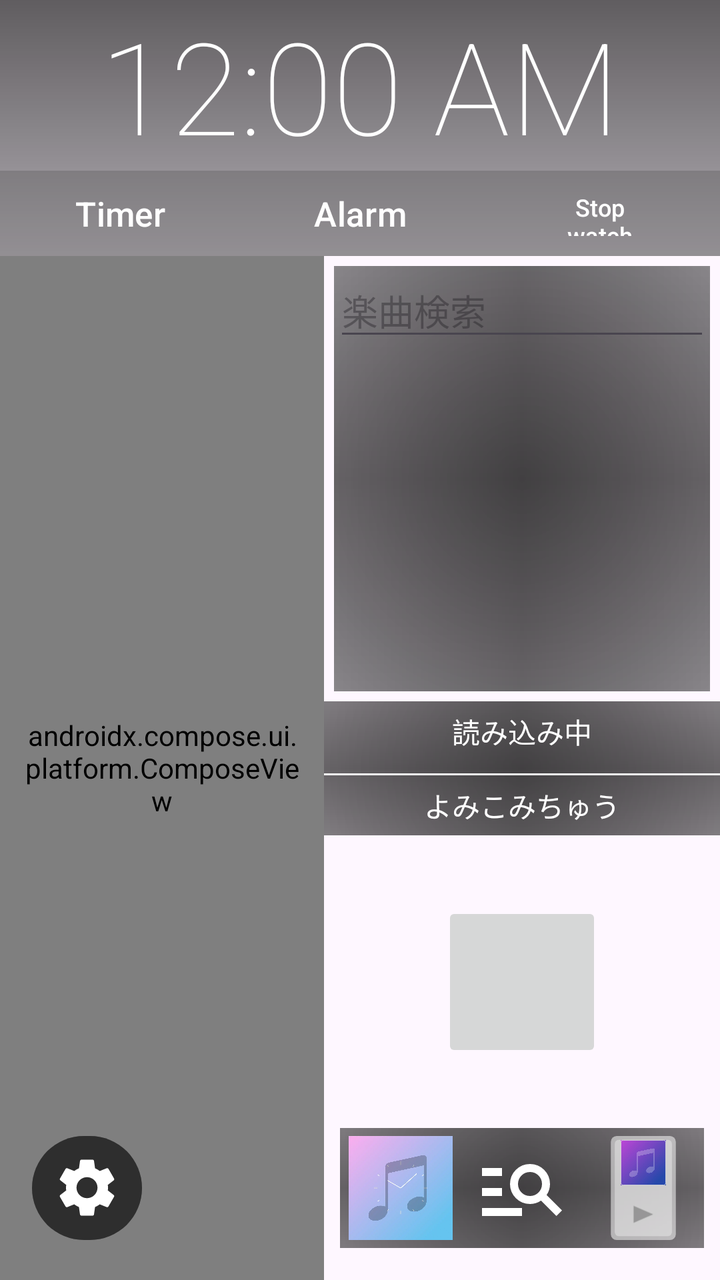
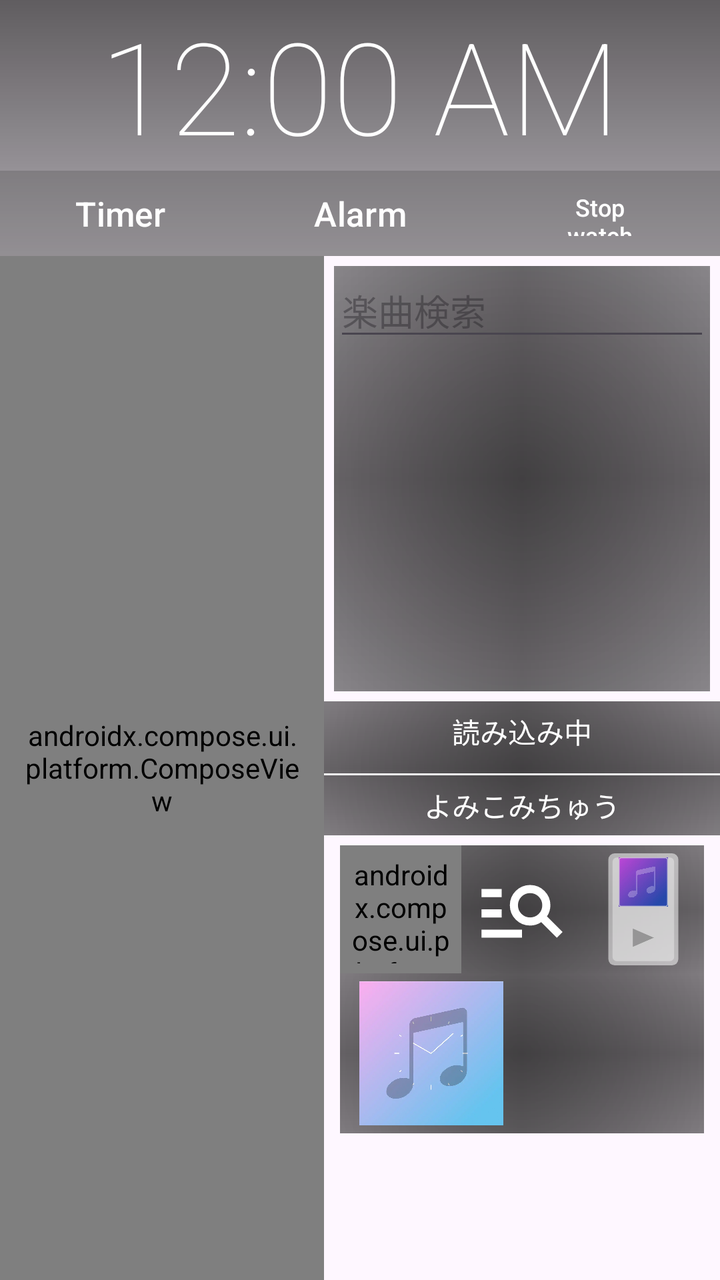

Screens rendered from an Android XML layout before and after an edit, with the pre-edit source and the edit as a unified diff.
<!-- AndroidManifest.xml: application theme Theme.SenseMusicClock -->
<!-- res/layout/activity_main.xml -->
<?xml version="1.0" encoding="utf-8"?>
<androidx.constraintlayout.widget.ConstraintLayout xmlns:android="http://schemas.android.com/apk/res/android"
    xmlns:app="http://schemas.android.com/apk/res-auto"
    xmlns:tools="http://schemas.android.com/tools"
    android:id="@+id/main"

    android:layout_width="match_parent"
    android:layout_height="match_parent"

    android:clipChildren="true"
    android:clipToPadding="true"
    tools:context=".ui.MainActivity">

    <androidx.constraintlayout.widget.Guideline
        android:id="@+id/guideline5"
        android:layout_width="wrap_content"
        android:layout_height="wrap_content"
        android:orientation="horizontal"
        app:layout_constraintGuide_percent="0.2" />

    <ImageView
        android:id="@+id/bgImageView"
        android:layout_width="match_parent"
        android:layout_height="match_parent"
        android:scaleType="centerCrop" />


    <androidx.compose.ui.platform.ComposeView
        android:id="@+id/jackets"
        android:layout_width="0dp"
        android:layout_height="0dp"
        android:background="@drawable/gradient1"
        android:paddingStart="12dp"
        android:paddingEnd="12dp"
        app:layout_constraintBottom_toBottomOf="parent"
        app:layout_constraintEnd_toStartOf="@+id/linearLayout5"
        app:layout_constraintStart_toStartOf="parent"
        app:layout_constraintTop_toBottomOf="@+id/linearLayout2" />


    <LinearLayout
        android:id="@+id/linearLayout2"
        android:layout_width="match_parent"
        android:layout_height="0dp"
        android:background="@drawable/gradient3"

        android:minHeight="300dp"
        android:orientation="vertical"
        app:layout_constraintBottom_toTopOf="@id/guideline5"
        app:layout_constraintTop_toTopOf="parent"
        tools:layout_editor_absoluteX="1dp">

        <TextClock
            android:id="@+id/textClock"
            android:layout_width="match_parent"
            android:layout_height="0dp"
            android:layout_weight="2"
            android:autoSizeTextType="uniform"

            android:fontFamily="sans-serif-thin"
            android:gravity="center"
            android:maxLines="1"
            android:textColor="@color/white"
            app:backgroundTint="@null"

            />

        <LinearLayout
            android:id="@+id/linearLayout"
            android:layout_width="match_parent"
            android:layout_height="0dp"
            android:layout_weight="1"
            android:orientation="horizontal"
            app:layout_constraintTop_toBottomOf="@+id/textClock2"
            tools:layout_editor_absoluteX="0dp">

            <Button
                android:id="@+id/TimerButton"
                android:layout_width="0dp"
                android:layout_height="match_parent"
                android:layout_weight="1"
                android:autoSizeTextType="uniform"
                android:background="@drawable/rectanglebutton"

                android:maxLines="1"

                android:text="@string/timer_button_label"
                app:backgroundTint="@null" />

            <Button
                android:id="@+id/alarmButton"
                android:layout_width="0dp"
                android:layout_height="match_parent"
                android:layout_weight="1"
                android:autoSizeTextType="uniform"
                android:background="@drawable/rectanglebutton"
                android:maxLines="1"

                android:text="@string/alarm_button_label"
                app:backgroundTint="@null" />


            <Button
                android:id="@+id/stopWatchBtn"
                android:layout_width="0dp"
                android:layout_height="match_parent"
                android:layout_weight="1"
                android:autoSizeTextType="uniform"
                android:background="@drawable/rectanglebutton"
                android:maxLines="2"

                android:text="@string/stop_watch_button_label"
                app:backgroundTint="@null" />
        </LinearLayout>

    </LinearLayout>

    <Button
        android:id="@+id/SettingsButton"
        android:layout_width="55dp"
        android:layout_height="60dp"
        android:layout_marginStart="16dp"
        android:layout_marginBottom="16dp"
        android:backgroundTint="@color/black_overlay"
        app:icon="@drawable/baseline_settings_24"
        app:iconGravity="textEnd"
        app:iconPadding="0dp"
        app:iconSize="35dp"
        app:iconTintMode="src_in"
        app:layout_constraintBottom_toBottomOf="parent"
        app:layout_constraintStart_toStartOf="parent" />

    <androidx.constraintlayout.widget.ConstraintLayout
        android:id="@+id/linearLayout5"
        android:layout_width="0dp"
        android:layout_height="wrap_content"


        android:background="@drawable/gradient1"
        android:clipChildren="true"
        android:clipToPadding="true"
        app:layout_constraintBottom_toBottomOf="parent"
        app:layout_constraintEnd_toEndOf="parent"
        app:layout_constraintTop_toBottomOf="@+id/linearLayout2"


        app:layout_constraintWidth_percent="0.55">

        <FrameLayout
            android:id="@+id/titleContainer"
            android:layout_width="0dp"
            android:layout_height="30dp"
            android:clipChildren="true"
            android:clipToPadding="true"
            app:layout_constraintEnd_toEndOf="parent"
            app:layout_constraintStart_toStartOf="parent"
            app:layout_constraintTop_toTopOf="parent">

            <TextView
                android:id="@+id/TitleView"
                android:layout_width="match_parent"
                android:layout_height="wrap_content"
                android:layout_gravity="center"
                android:ellipsize="marquee"
                android:focusable="true"
                android:focusableInTouchMode="true"
                android:gravity="center"
                android:includeFontPadding="false"
                android:marqueeRepeatLimit="marquee_forever"
                android:maxLines="1"
                android:singleLine="true"
                android:text="読み込み中"
                android:textColor="@color/white" />

        </FrameLayout>

        <View
            android:id="@+id/titleDivider"
            android:layout_width="0dp"
            android:layout_height="1dp"
            android:layout_marginTop="6dp"
            android:alpha="0.95"
            android:background="#FFFFFF"
            app:layout_constraintEnd_toEndOf="parent"
            app:layout_constraintStart_toStartOf="parent"
            app:layout_constraintTop_toBottomOf="@id/titleContainer" />

        <FrameLayout
            android:id="@+id/etcContainer"
            android:layout_width="0dp"
            android:layout_height="30dp"
            android:clipChildren="true"
            android:clipToPadding="true"
            app:layout_constraintEnd_toEndOf="parent"
            app:layout_constraintStart_toStartOf="parent"
            app:layout_constraintTop_toBottomOf="@id/titleDivider">

            <TextView
                android:id="@+id/MusicEtcView"
                android:layout_width="match_parent"
                android:layout_height="wrap_content"
                android:layout_gravity="center"
                android:ellipsize="marquee"
                android:focusable="true"
                android:focusableInTouchMode="true"
                android:gravity="center"
                android:includeFontPadding="false"
                android:marqueeRepeatLimit="marquee_forever"
                android:maxLines="1"
                android:singleLine="true"
                android:text="よみこみちゅう"
                android:textColor="@color/white" />

        </FrameLayout>

    </androidx.constraintlayout.widget.ConstraintLayout>

    

    <FrameLayout
        android:id="@+id/loadingOverlay"
        android:layout_width="match_parent"
        android:layout_height="match_parent"
        android:background="@android:color/transparent"
        android:clickable="true"
        android:elevation="32dp"
        android:focusable="true"
        android:translationZ="32dp"
        android:visibility="gone">

        <LinearLayout
            android:layout_width="wrap_content"
            android:layout_height="wrap_content"
            android:layout_gravity="center"
            android:background="@android:color/transparent"
            android:gravity="center_horizontal"
            android:orientation="vertical"

            android:padding="8dp">

            <ProgressBar
                android:id="@+id/nowLoadingBar"
                style="?android:attr/progressBarStyleLarge"
                android:layout_width="56dp"
                android:layout_height="56dp"
                android:indeterminate="true"
                android:indeterminateTint="@color/teal_200" />

            <TextView
                android:id="@+id/nowLoadingTextView"
                android:layout_width="wrap_content"
                android:layout_height="wrap_content"
                android:layout_marginTop="8dp"
                android:background="@color/black_overlay"
                android:paddingLeft="10dp"
                android:paddingTop="6dp"
                android:paddingRight="10dp"
                android:paddingBottom="6dp"
                android:text="読み込み中"
                android:textColor="@color/white"
                android:textSize="14sp" />

        </LinearLayout>
    </FrameLayout>

    <LinearLayout
        android:id="@+id/linearLayout9"
        android:layout_width="0dp"
        android:layout_height="0dp"
        android:layout_marginHorizontal="8dp"
        android:background="@drawable/gradient1"
        android:orientation="horizontal"
        app:layout_constraintBottom_toBottomOf="@+id/SettingsButton"
        app:layout_constraintEnd_toEndOf="parent"
        app:layout_constraintStart_toEndOf="@+id/jackets"
        app:layout_constraintTop_toTopOf="@+id/SettingsButton">

        <ImageButton
            android:id="@+id/currentAlbumArt"
            android:layout_width="0dp"
            android:layout_height="match_parent"

            android:layout_weight="1"


            android:background="@null"

            android:padding="4dp"
            android:scaleType="fitCenter"
            android:src="@drawable/default_album_art" />

        <ImageButton
            android:id="@+id/GoSearchButton"
            android:layout_width="0dp"
            android:layout_height="match_parent"
            android:layout_weight="1"
            android:background="@null"
            android:padding="6dp"
            android:scaleType="fitCenter"
            android:src="@drawable/outline_manage_search_24" />


        <ImageButton
            android:id="@+id/GotoStandardPlayerButton"
            android:layout_width="0dp"
            android:layout_height="match_parent"
            android:layout_weight="1"
            android:background="@null"
            android:padding="4dp"
            android:scaleType="fitCenter"
            android:src="@drawable/oblong_standard_player_icon"
            app:layout_constraintDimensionRatio="1:1"

            />
    </LinearLayout>

    <LinearLayout
        android:id="@+id/linearLayout10"
        android:layout_width="0dp"
        android:layout_height="0dp"
        android:layout_margin="5dp"
        android:background="@drawable/gradient1"
        android:orientation="vertical"
        app:layout_constraintBottom_toTopOf="@+id/linearLayout5"
        app:layout_constraintEnd_toEndOf="parent"
        app:layout_constraintStart_toStartOf="@+id/linearLayout5"
        app:layout_constraintTop_toBottomOf="@+id/linearLayout2">

        <LinearLayout
            android:layout_width="match_parent"
            android:layout_height="0dp"
            android:layout_weight="1"
            android:orientation="horizontal">


            <EditText

                android:id="@+id/search_keyword_input"
                android:layout_width="0dp"
                android:layout_height="match_parent"
                android:layout_weight="4"

                android:autoSizeTextType="uniform"
                android:hint="楽曲検索"
                android:maxLines="1"
                android:textColor="@color/white" />
        </LinearLayout>

        <androidx.recyclerview.widget.RecyclerView
            android:id="@+id/SearchResultView"
            android:layout_width="match_parent"
            android:layout_height="0dp"
            android:layout_weight="4"
            tools:layout_editor_absoluteX="201dp"
            tools:layout_editor_absoluteY="257dp" />
    </LinearLayout>

    <ImageButton
        android:id="@+id/playPauseButton"
        android:layout_width="80dp"
        android:layout_height="80dp"


        app:layout_constraintBottom_toTopOf="@+id/linearLayout9"
        app:layout_constraintEnd_toEndOf="@+id/linearLayout9"
        app:layout_constraintStart_toStartOf="@+id/linearLayout9"
        app:layout_constraintTop_toBottomOf="@+id/linearLayout5" />

    <TextView
        android:id="@+id/sleepTimerTextView"
        android:layout_width="0dp"
        android:layout_height="wrap_content"
        android:autoSizeTextType="uniform"
        android:background="@drawable/gradient4"
        android:gravity="center"
        android:textColor="@color/white"
        android:visibility="gone"
        app:layout_constraintBottom_toTopOf="@+id/linearLayout9"
        app:layout_constraintEnd_toEndOf="@+id/linearLayout9"
        app:layout_constraintStart_toStartOf="@+id/linearLayout9" />


</androidx.constraintlayout.widget.ConstraintLayout>
<!-- resources referenced by this layout -->
<resources>
  <color name="black_overlay">#66000000</color>
  <color name="teal_200">#FF03DAC5</color>
  <color name="white">#FFFFFFFF</color>
  <!-- drawable baseline_settings_24 (drawable) -->
  <vector xmlns:android="http://schemas.android.com/apk/res/android"
      android:width="24dp"
      android:height="24dp"
      android:tint="#6D6D6D"
      android:viewportWidth="24"
      android:viewportHeight="24">
  
      <path
          android:fillColor="@android:color/white"
          android:pathData="M19.14,12.94c0.04,-0.3 0.06,-0.61 0.06,-0.94c0,-0.32 -0.02,-0.64 -0.07,-0.94l2.03,-1.58c0.18,-0.14 0.23,-0.41 0.12,-0.61l-1.92,-3.32c-0.12,-0.22 -0.37,-0.29 -0.59,-0.22l-2.39,0.96c-0.5,-0.38 -1.03,-0.7 -1.62,-0.94L14.4,2.81c-0.04,-0.24 -0.24,-0.41 -0.48,-0.41h-3.84c-0.24,0 -0.43,0.17 -0.47,0.41L9.25,5.35C8.66,5.59 8.12,5.92 7.63,6.29L5.24,5.33c-0.22,-0.08 -0.47,0 -0.59,0.22L2.74,8.87C2.62,9.08 2.66,9.34 2.86,9.48l2.03,1.58C4.84,11.36 4.8,11.69 4.8,12s0.02,0.64 0.07,0.94l-2.03,1.58c-0.18,0.14 -0.23,0.41 -0.12,0.61l1.92,3.32c0.12,0.22 0.37,0.29 0.59,0.22l2.39,-0.96c0.5,0.38 1.03,0.7 1.62,0.94l0.36,2.54c0.05,0.24 0.24,0.41 0.48,0.41h3.84c0.24,0 0.44,-0.17 0.47,-0.41l0.36,-2.54c0.59,-0.24 1.13,-0.56 1.62,-0.94l2.39,0.96c0.22,0.08 0.47,0 0.59,-0.22l1.92,-3.32c0.12,-0.22 0.07,-0.47 -0.12,-0.61L19.14,12.94zM12,15.6c-1.98,0 -3.6,-1.62 -3.6,-3.6s1.62,-3.6 3.6,-3.6s3.6,1.62 3.6,3.6S13.98,15.6 12,15.6z" />
  
  </vector>
  <!-- drawable gradient3 (drawable) -->
  <?xml version="1.0" encoding="utf-8"?>
  <shape xmlns:android="http://schemas.android.com/apk/res/android">
      <gradient
          android:angle="90"
          android:endColor="#9F000000"
          android:startColor="#4D000000" />
  </shape>
  <!-- drawable gradient4 (drawable) -->
  <?xml version="1.0" encoding="utf-8"?>
  <shape xmlns:android="http://schemas.android.com/apk/res/android">
      <gradient
          android:angle="90"
          android:endColor="#9F4D4D4D"
          android:startColor="#4D000000" />
  </shape>
  <!-- drawable outline_manage_search_24 (drawable) -->
  <vector xmlns:android="http://schemas.android.com/apk/res/android"
      android:width="24dp"
      android:height="24dp"
      android:autoMirrored="true"
      android:tint="#FFFFFF"
      android:viewportWidth="960"
      android:viewportHeight="960">
  
      <path
          android:fillColor="@android:color/white"
          android:pathData="M80,760L80,680L480,680L480,760L80,760ZM80,560L80,480L280,480L280,560L80,560ZM80,360L80,280L280,280L280,360L80,360ZM824,760L670,606Q646,623 617.5,631.5Q589,640 560,640Q477,640 418.5,581.5Q360,523 360,440Q360,357 418.5,298.5Q477,240 560,240Q643,240 701.5,298.5Q760,357 760,440Q760,469 751.5,497.5Q743,526 726,550L880,704L824,760ZM560,560Q610,560 645,525Q680,490 680,440Q680,390 645,355Q610,320 560,320Q510,320 475,355Q440,390 440,440Q440,490 475,525Q510,560 560,560Z" />
  
  </vector>
  <!-- drawable rectanglebutton (drawable) -->
  <?xml version="1.0" encoding="utf-8"?>
  <shape xmlns:android="http://schemas.android.com/apk/res/android"
      android:shape="rectangle">
  
      
      <solid android:color="@color/grey" />
  
      
      <corners android:radius="0dp" />
  
  
  </shape>
  <string name="alarm_button_label">Alarm</string>
  <string name="stop_watch_button_label">Stop\nwatch</string>
  <string name="timer_button_label">Timer</string>
  <style name="Theme.SenseMusicClock" parent="Base.Theme.SenseMusicClock" />
  <!-- drawable triangle_right_semi (drawable) -->
  <?xml version="1.0" encoding="utf-8"?>
  <vector xmlns:android="http://schemas.android.com/apk/res/android"
      android:width="28dp"
      android:height="18dp"
      android:viewportWidth="24"
      android:viewportHeight="24">
  
      
      <path
          android:fillColor="#CC888888"
          android:pathData="M6,4 L6,20 L18,12 Z" />
  </vector>
  <color name="grey">#4D4D4D4D</color>
  <style name="Base.Theme.SenseMusicClock" parent="Theme.Material3.DayNight.NoActionBar">
  
      </style>
  <!-- unchanged entries left out for length: 4 -->
</resources>

<!-- the commit's change to res/layout/activity_main.xml (unified diff, before → after) -->
@@ -81,10 +81,11 @@
                 android:layout_weight="1"
                 android:autoSizeTextType="uniform"
                 android:background="@drawable/rectanglebutton"
-
                 android:maxLines="1"
 
                 android:text="@string/timer_button_label"
+
+                android:textColor="@color/white"
                 app:backgroundTint="@null" />
 
             <Button
@@ -95,8 +96,8 @@
                 android:autoSizeTextType="uniform"
                 android:background="@drawable/rectanglebutton"
                 android:maxLines="1"
-
                 android:text="@string/alarm_button_label"
+                android:textColor="@color/white"
                 app:backgroundTint="@null" />
 
 
@@ -108,27 +109,13 @@
                 android:autoSizeTextType="uniform"
                 android:background="@drawable/rectanglebutton"
                 android:maxLines="2"
-
                 android:text="@string/stop_watch_button_label"
+                android:textColor="@color/white"
                 app:backgroundTint="@null" />
         </LinearLayout>
 
     </LinearLayout>
 
-    <Button
-        android:id="@+id/SettingsButton"
-        android:layout_width="55dp"
-        android:layout_height="60dp"
-        android:layout_marginStart="16dp"
-        android:layout_marginBottom="16dp"
-        android:backgroundTint="@color/black_overlay"
-        app:icon="@drawable/baseline_settings_24"
-        app:iconGravity="textEnd"
-        app:iconPadding="0dp"
-        app:iconSize="35dp"
-        app:iconTintMode="src_in"
-        app:layout_constraintBottom_toBottomOf="parent"
-        app:layout_constraintStart_toStartOf="parent" />
 
     <androidx.constraintlayout.widget.ConstraintLayout
         android:id="@+id/linearLayout5"
@@ -266,29 +253,24 @@
     <LinearLayout
         android:id="@+id/linearLayout9"
         android:layout_width="0dp"
-        android:layout_height="0dp"
+        android:layout_height="?attr/actionBarSize"
         android:layout_marginHorizontal="8dp"
+        android:layout_marginTop="5dp"
         android:background="@drawable/gradient1"
         android:orientation="horizontal"
-        app:layout_constraintBottom_toBottomOf="@+id/SettingsButton"
         app:layout_constraintEnd_toEndOf="parent"
         app:layout_constraintStart_toEndOf="@+id/jackets"
-        app:layout_constraintTop_toTopOf="@+id/SettingsButton">
-
-        <ImageButton
-            android:id="@+id/currentAlbumArt"
-            android:layout_width="0dp"
-            android:layout_height="match_parent"
-
-            android:layout_weight="1"
-
-
-            android:background="@null"
-
-            android:padding="4dp"
-            android:scaleType="fitCenter"
-            android:src="@drawable/default_album_art" />
-
+        app:layout_constraintTop_toBottomOf="@+id/linearLayout5">
+
+
+        <androidx.compose.ui.platform.ComposeView
+            android:id="@+id/SettingsButton"
+            android:layout_width="0dp"
+            android:layout_height="match_parent"
+            android:layout_weight="1"
+            android:padding="5dp"
+            app:layout_constraintBottom_toBottomOf="parent"
+            app:layout_constraintStart_toStartOf="parent" />
         <ImageButton
             android:id="@+id/GoSearchButton"
             android:layout_width="0dp"
@@ -355,16 +337,44 @@
             tools:layout_editor_absoluteY="257dp" />
     </LinearLayout>
 
-    <ImageButton
-        android:id="@+id/playPauseButton"
-        android:layout_width="80dp"
+    <LinearLayout
+        android:layout_width="0dp"
         android:layout_height="80dp"
-
-
-        app:layout_constraintBottom_toTopOf="@+id/linearLayout9"
+        android:background="@drawable/gradient1"
         app:layout_constraintEnd_toEndOf="@+id/linearLayout9"
         app:layout_constraintStart_toStartOf="@+id/linearLayout9"
-        app:layout_constraintTop_toBottomOf="@+id/linearLayout5" />
+        app:layout_constraintTop_toBottomOf="@+id/linearLayout9">
+
+
+
+
+        <ImageButton
+            android:id="@+id/currentAlbumArt"
+            android:layout_width="0dp"
+            android:layout_height="match_parent"
+
+            android:layout_weight="1"
+
+
+            android:background="@null"
+
+            android:padding="4dp"
+            android:scaleType="fitCenter"
+            android:src="@drawable/default_album_art" />
+        <ImageButton
+            android:id="@+id/playPauseButton"
+            android:layout_width="0dp"
+            android:layout_height="match_parent"
+            android:layout_weight="1"
+            android:background="?attr/selectableItemBackgroundBorderless"
+            android:backgroundTint="@null"
+            android:scaleType="fitCenter"
+            app:layout_constraintBottom_toBottomOf="@+id/SettingsButton"
+            app:layout_constraintEnd_toEndOf="@+id/linearLayout9"
+            app:layout_constraintStart_toStartOf="@+id/linearLayout9"
+            app:layout_constraintTop_toBottomOf="@+id/linearLayout9" />
+
+    </LinearLayout>
 
     <TextView
         android:id="@+id/sleepTimerTextView"
<!-- resource entries referenced after the edit -->
@@ -3,19 +3,6 @@
   <color name="black_overlay">#66000000</color>
   <color name="teal_200">#FF03DAC5</color>
   <color name="white">#FFFFFFFF</color>
-  <!-- drawable baseline_settings_24 (drawable) -->
-  <vector xmlns:android="http://schemas.android.com/apk/res/android"
-      android:width="24dp"
-      android:height="24dp"
-      android:tint="#6D6D6D"
-      android:viewportWidth="24"
-      android:viewportHeight="24">
-  
-      <path
-          android:fillColor="@android:color/white"
-          android:pathData="M19.14,12.94c0.04,-0.3 0.06,-0.61 0.06,-0.94c0,-0.32 -0.02,-0.64 -0.07,-0.94l2.03,-1.58c0.18,-0.14 0.23,-0.41 0.12,-0.61l-1.92,-3.32c-0.12,-0.22 -0.37,-0.29 -0.59,-0.22l-2.39,0.96c-0.5,-0.38 -1.03,-0.7 -1.62,-0.94L14.4,2.81c-0.04,-0.24 -0.24,-0.41 -0.48,-0.41h-3.84c-0.24,0 -0.43,0.17 -0.47,0.41L9.25,5.35C8.66,5.59 8.12,5.92 7.63,6.29L5.24,5.33c-0.22,-0.08 -0.47,0 -0.59,0.22L2.74,8.87C2.62,9.08 2.66,9.34 2.86,9.48l2.03,1.58C4.84,11.36 4.8,11.69 4.8,12s0.02,0.64 0.07,0.94l-2.03,1.58c-0.18,0.14 -0.23,0.41 -0.12,0.61l1.92,3.32c0.12,0.22 0.37,0.29 0.59,0.22l2.39,-0.96c0.5,0.38 1.03,0.7 1.62,0.94l0.36,2.54c0.05,0.24 0.24,0.41 0.48,0.41h3.84c0.24,0 0.44,-0.17 0.47,-0.41l0.36,-2.54c0.59,-0.24 1.13,-0.56 1.62,-0.94l2.39,0.96c0.22,0.08 0.47,0 0.59,-0.22l1.92,-3.32c0.12,-0.22 0.07,-0.47 -0.12,-0.61L19.14,12.94zM12,15.6c-1.98,0 -3.6,-1.62 -3.6,-3.6s1.62,-3.6 3.6,-3.6s3.6,1.62 3.6,3.6S13.98,15.6 12,15.6z" />
-  
-  </vector>
   <!-- drawable gradient3 (drawable) -->
   <?xml version="1.0" encoding="utf-8"?>
   <shape xmlns:android="http://schemas.android.com/apk/res/android">
